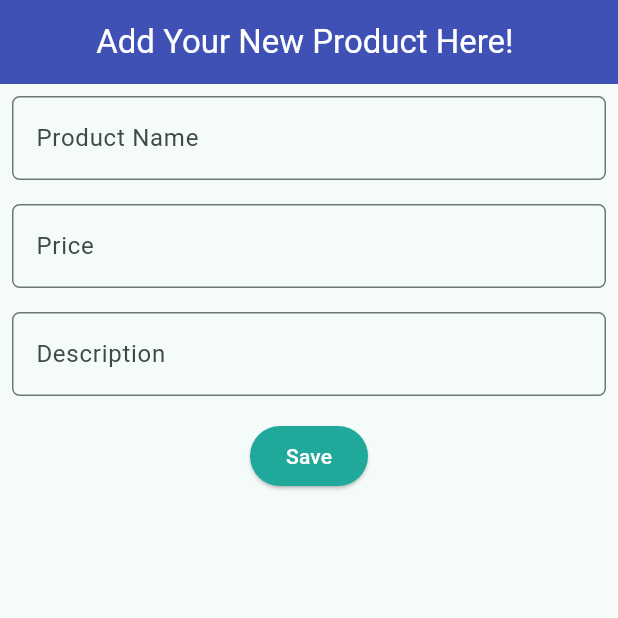
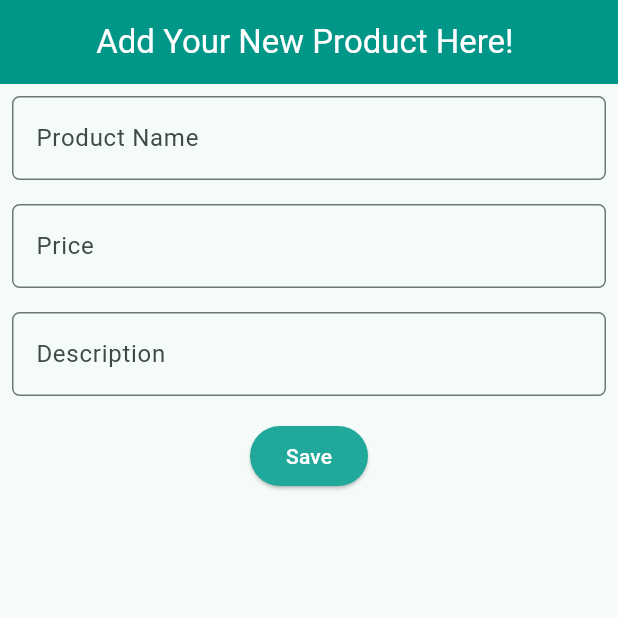
Before and after one commit to yoshelinn/yosheluxe-mobile, a Flutter app: the screen it shows after launch, in the side drawer, after a tap on "Add Product", on a phone screen of 412 x 824 dp, the top half of it. Run offline on Flutter 3.47's test engine with Material 2 defaults, Android fonts, the phone set to English and light mode, and no system bars.

Commit message:
Changing some color

```diff
--- a/lib/screens/yosheluxe_form.dart
+++ b/lib/screens/yosheluxe_form.dart
@@ -26,7 +26,7 @@ class _ShopFormPageState extends State<ShopFormPage> {
               'Add Your New Product Here! ',
             ),
           ),
-          backgroundColor: Colors.indigo,
+          backgroundColor: Colors.teal,
           foregroundColor: Colors.white,
         ),
 
```
